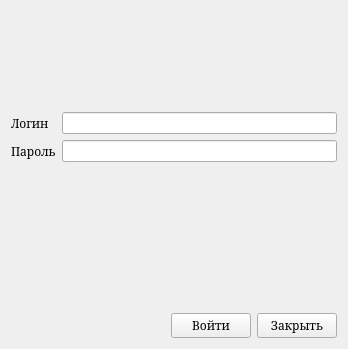
Keqy/Matterhorn-materials, file loginwindow.ui: the form before one commit.
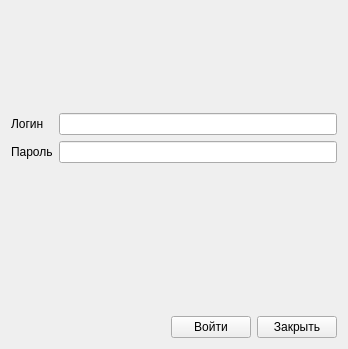
The form after the commit. Icons and pictures are not drawn.

Commit message: feat: Добавь функционал кнопок окна логина

Diff of the .ui file:
```diff
--- a/loginwindow.ui
+++ b/loginwindow.ui
@@ -28,6 +28,12 @@
   <layout class="QVBoxLayout" name="verticalLayout">
    <item>
     <widget class="QLabel" name="matterhornLogo">
+     <property name="minimumSize">
+      <size>
+       <width>0</width>
+       <height>0</height>
+      </size>
+     </property>
      <property name="text">
       <string/>
      </property>
@@ -37,6 +43,9 @@
      <property name="scaledContents">
       <bool>true</bool>
      </property>
+     <property name="margin">
+      <number>3</number>
+     </property>
     </widget>
    </item>
    <item>
@@ -45,7 +54,8 @@
       <widget class="QLabel" name="loginLabel">
        <property name="font">
         <font>
-         <family>Cambria</family>
+         <family>Segoe UI</family>
+         <bold>false</bold>
         </font>
        </property>
        <property name="text">
@@ -54,13 +64,21 @@
       </widget>
      </item>
      <item row="0" column="1">
-      <widget class="QLineEdit" name="loginLine"/>
+      <widget class="QLineEdit" name="loginLine">
+       <property name="font">
+        <font>
+         <family>Segoe UI</family>
+         <bold>false</bold>
+        </font>
+       </property>
+      </widget>
      </item>
      <item row="1" column="0">
       <widget class="QLabel" name="passwordLabel_2">
        <property name="font">
         <font>
-         <family>Cambria</family>
+         <family>Segoe UI</family>
+         <bold>false</bold>
         </font>
        </property>
        <property name="text">
@@ -69,7 +87,14 @@
       </widget>
      </item>
      <item row="1" column="1">
-      <widget class="QLineEdit" name="passwordLine"/>
+      <widget class="QLineEdit" name="passwordLine">
+       <property name="font">
+        <font>
+         <family>Segoe UI</family>
+         <bold>false</bold>
+        </font>
+       </property>
+      </widget>
      </item>
     </layout>
    </item>
@@ -77,6 +102,7 @@
     <widget class="QLabel" name="errorLabel">
      <property name="font">
       <font>
+       <family>Segoe UI</family>
        <bold>false</bold>
       </font>
      </property>
@@ -107,7 +133,8 @@
       <widget class="QPushButton" name="loginButton">
        <property name="font">
         <font>
-         <family>Cambria</family>
+         <family>Segoe UI</family>
+         <bold>false</bold>
         </font>
        </property>
        <property name="text">
@@ -119,7 +146,8 @@
       <widget class="QPushButton" name="exitButton">
        <property name="font">
         <font>
-         <family>Cambria</family>
+         <family>Segoe UI</family>
+         <bold>false</bold>
         </font>
        </property>
        <property name="text">
```
Left out of the diff: 14 changed lines with no effect on the pictures. The commit also changes 4 other files.
